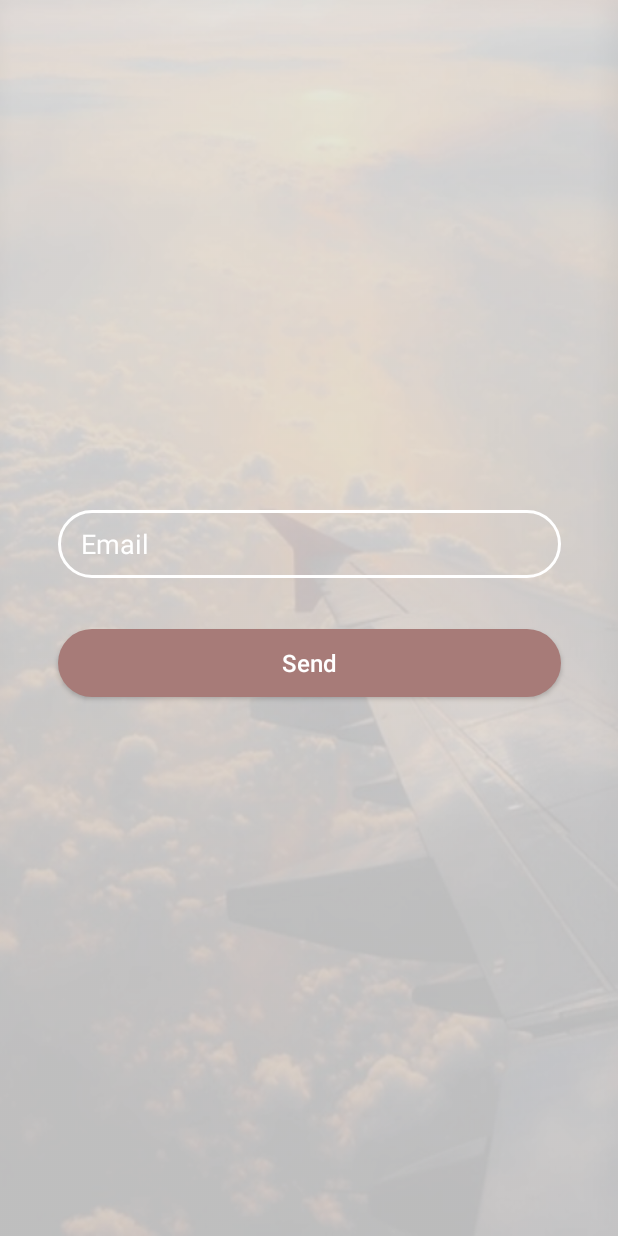
After one commit to davidrmsevilla/Traveller, an Android app: the ForgotActivity screen opened directly, with no data from a screen before it, on a phone screen of 412 x 824 dp. The commit adds this screen. Run offline under Robolectric (Android 15) with nearby library versions, the phone set to English and light mode, and no system bars; our stand-ins replace Firebase (no records; nobody signed in at launch, a user with empty details on screens opened directly).

Commit message:
Añadido reset password

```diff
--- a/app/src/main/AndroidManifest.xml
+++ b/app/src/main/AndroidManifest.xml
@@ -9,7 +9,8 @@
         android:roundIcon="@mipmap/ic_launcher_round"
         android:supportsRtl="true"
         android:theme="@style/Theme.AppCompat.Light.NoActionBar">
-        <activity android:name=".HomeActivity"></activity>
+        <activity android:name=".ForgotActivity"></activity>
+        <activity android:name=".HomeActivity" />
         <activity android:name=".SplashActivity">
             <intent-filter>
                 <action android:name="android.intent.action.MAIN" />
--- /dev/null
+++ b/app/src/main/java/com/davidrm/traveller/ForgotActivity.java
@@ -0,0 +1,85 @@
+package com.davidrm.traveller;
+
+import androidx.annotation.NonNull;
+import androidx.appcompat.app.AppCompatActivity;
+
+import android.app.ProgressDialog;
+import android.content.Intent;
+import android.os.Bundle;
+import android.view.View;
+import android.widget.Button;
+import android.widget.EditText;
+import android.widget.Toast;
+
+import com.google.android.gms.tasks.OnCompleteListener;
+import com.google.android.gms.tasks.Task;
+import com.google.firebase.auth.FirebaseAuth;
+
+public class ForgotActivity extends AppCompatActivity {
+
+    private EditText txtForgotPass;
+    private Button btnForgotPass;
+    private String email="";
+    private FirebaseAuth mAuth;
+    private ProgressDialog progressDialog;
+
+
+    @Override
+    protected void onCreate(Bundle savedInstanceState) {
+        super.onCreate(savedInstanceState);
+        setContentView(R.layout.activity_forgot);
+
+        mAuth = FirebaseAuth.getInstance();
+        progressDialog = new ProgressDialog(this);
+
+        txtForgotPass = (EditText) findViewById(R.id.editTextForgotPass);
+        btnForgotPass = (Button) findViewById(R.id.buttonSend);
+
+        btnForgotPass.setOnClickListener(new View.OnClickListener() {
+            @Override
+            public void onClick(View v) {
+
+                email = txtForgotPass.getText().toString();
+
+                if(!email.isEmpty()){
+                    progressDialog.setMessage("Espere un momento");
+                    progressDialog.setCanceledOnTouchOutside(false);
+                    progressDialog.show();
+                    resetPassword();
+                }else{
+                    Toast.makeText(ForgotActivity.this,"Debe ingresar un email"
+                            , Toast.LENGTH_SHORT).show();
+                }
+
+
+            }
+        });
+
+    }
+
+    private void resetPassword(){
+        mAuth.setLanguageCode("es");
+        mAuth.sendPasswordResetEmail(email).addOnCompleteListener(new OnCompleteListener<Void>() {
+            @Override
+            public void onComplete(@NonNull Task<Void> task) {
+                if(task.isSuccessful()){
+                    Toast.makeText(ForgotActivity.this
+                            , "Se ha enviado un correo para restablecer contraseña a " + email
+                            , Toast.LENGTH_SHORT).show();
+                    Intent intent = new Intent(getApplication(), MainActivity.class);
+                    startActivity(intent);
+
+                }
+
+                else{
+                    Toast.makeText(ForgotActivity.this, "No se pudo enviar password"
+                            , Toast.LENGTH_SHORT).show();
+
+                }
+
+                progressDialog.dismiss();
+            }
+        });
+    }
+
+}
--- /dev/null
+++ b/app/src/main/res/layout/activity_forgot.xml
@@ -0,0 +1,45 @@
+<?xml version="1.0" encoding="utf-8"?>
+<androidx.constraintlayout.widget.ConstraintLayout xmlns:android="http://schemas.android.com/apk/res/android"
+    xmlns:app="http://schemas.android.com/apk/res-auto"
+    xmlns:tools="http://schemas.android.com/tools"
+    android:layout_width="match_parent"
+    android:layout_height="match_parent"
+    tools:context=".ForgotActivity"
+    android:background="@drawable/fondo_ala">
+
+    <EditText
+        android:id="@+id/editTextForgotPass"
+        android:layout_width="335dp"
+        android:layout_height="45dp"
+        android:layout_marginTop="340dp"
+        android:background="@drawable/linea_boton_w"
+        android:ems="10"
+        android:fontFamily="sans-serif"
+        android:hint="Email"
+        android:textColor="@color/white"
+        android:inputType="textEmailAddress"
+        android:paddingLeft="15dp"
+        android:textColorHint="@color/white"
+        app:layout_constraintEnd_toEndOf="parent"
+        app:layout_constraintStart_toStartOf="parent"
+        app:layout_constraintTop_toTopOf="parent" />
+
+    <Button
+        android:id="@+id/buttonSend"
+        android:layout_width="335dp"
+        android:layout_height="45dp"
+        android:layout_marginTop="8dp"
+        android:layout_marginBottom="248dp"
+        android:background="@drawable/fondo_boton"
+        android:text="Send"
+        android:textAllCaps="false"
+        android:textColor="@color/white"
+        android:textSize="16sp"
+        app:layout_constraintBottom_toBottomOf="parent"
+        app:layout_constraintEnd_toEndOf="parent"
+        app:layout_constraintStart_toStartOf="parent"
+        app:layout_constraintTop_toBottomOf="@+id/editTextForgotPass"
+        app:layout_constraintVertical_bias="0.188" />
+
+
+</androidx.constraintlayout.widget.ConstraintLayout>
```
Also changed, not shown: app/src/main/java/com/davidrm/traveller/MainActivity.java (+128 -32 lines).
